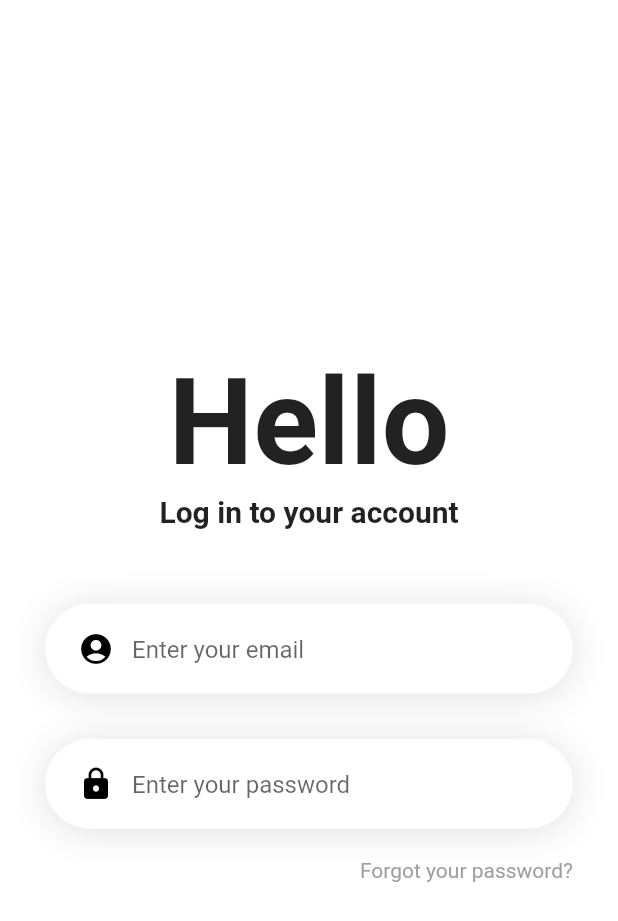
After one commit to nithiwatter/Flutter_Playground, a Flutter app: the screen it shows after launch, on a phone screen of 412 x 824 dp. The commit adds this screen. Shown: the top 921 px of the screen. Run offline on Flutter 3.47's test engine with Material 2 defaults, Android fonts, the phone set to English and light mode, and no system bars.

Commit message:
login page

```diff
--- a/lib/main.dart
+++ b/lib/main.dart
@@ -17,7 +17,7 @@ class MyApp extends StatelessWidget {
           primarySwatch: Colors.blue,
           visualDensity: VisualDensity.adaptivePlatformDensity,
           scaffoldBackgroundColor: Palette.scaffold),
-      home: HomeScreen(),
+      home: LoginScreen(),
     );
   }
 }
--- /dev/null
+++ b/lib/screens/login_screen.dart
@@ -0,0 +1,140 @@
+import 'package:flutter/material.dart';
+
+class LoginScreen extends StatefulWidget {
+  @override
+  _LoginScreenState createState() => _LoginScreenState();
+}
+
+class _LoginScreenState extends State<LoginScreen> {
+  Widget _buildTitle() {
+    return Container(
+      margin: const EdgeInsets.only(bottom: 50),
+      child: Column(
+        // mainAxisAlignment: MainAxisAlignment.center,
+        children: [
+          Text(
+            'Hello',
+            style: const TextStyle(fontSize: 80, fontWeight: FontWeight.bold),
+          ),
+          Text('Log in to your account',
+              style: const TextStyle(fontSize: 20, fontWeight: FontWeight.bold))
+        ],
+      ),
+    );
+  }
+
+  Widget _emailField() {
+    return Padding(
+      padding: const EdgeInsets.symmetric(horizontal: 30),
+      child: Container(
+        padding: const EdgeInsets.symmetric(horizontal: 10),
+        alignment: Alignment.centerLeft,
+        decoration: BoxDecoration(
+          color: Colors.white,
+          borderRadius: BorderRadius.circular(30.0),
+          boxShadow: [
+            BoxShadow(
+              color: Colors.black12,
+              blurRadius: 20,
+              offset: Offset(0, 2),
+            ),
+          ],
+        ),
+        height: 60.0,
+        child: TextField(
+          keyboardType: TextInputType.emailAddress,
+          style: TextStyle(
+            color: Colors.black,
+          ),
+          decoration: InputDecoration(
+            contentPadding: const EdgeInsets.only(top: 15),
+            border: InputBorder.none,
+            prefixIcon: Icon(
+              Icons.account_circle,
+              color: Colors.black,
+            ),
+            hintText: 'Enter your email',
+          ),
+        ),
+      ),
+    );
+  }
+
+  Widget _passwordField() {
+    return Padding(
+      padding: const EdgeInsets.symmetric(horizontal: 30),
+      child: Container(
+        padding: const EdgeInsets.symmetric(horizontal: 10),
+        alignment: Alignment.centerLeft,
+        decoration: BoxDecoration(
+          color: Colors.white,
+          borderRadius: BorderRadius.circular(30),
+          boxShadow: [
+            BoxShadow(
+              color: Colors.black12,
+              blurRadius: 20,
+              offset: Offset(0, 2),
+            ),
+          ],
+        ),
+        height: 60.0,
+        child: TextField(
+          obscureText: true,
+          style: TextStyle(
+            color: Colors.black,
+          ),
+          decoration: InputDecoration(
+            contentPadding: const EdgeInsets.only(top: 15),
+            border: InputBorder.none,
+            prefixIcon: Icon(
+              Icons.lock,
+              color: Colors.black,
+            ),
+            hintText: 'Enter your password',
+          ),
+        ),
+      ),
+    );
+  }
+
+  Widget _forgotYourPassword() {
+    return Padding(
+      padding: const EdgeInsets.symmetric(horizontal: 30),
+      child: Align(
+        alignment: Alignment.centerRight,
+        child: Text('Forgot your password?',
+            style: TextStyle(
+              color: Colors.grey,
+            )),
+      ),
+    );
+  }
+
+  @override
+  Widget build(BuildContext context) {
+    return Scaffold(
+      body: Center(
+        child: Container(
+          height: double.infinity,
+          width: double.infinity,
+          color: Colors.white,
+          child: Column(
+            mainAxisAlignment: MainAxisAlignment.center,
+            children: [
+              _buildTitle(),
+              _emailField(),
+              SizedBox(
+                height: 30,
+              ),
+              _passwordField(),
+              SizedBox(
+                height: 20,
+              ),
+              _forgotYourPassword()
+            ],
+          ),
+        ),
+      ),
+    );
+  }
+}
--- a/lib/screens/screens.dart
+++ b/lib/screens/screens.dart
@@ -1 +1,2 @@
 export 'home_screen.dart';
+export 'login_screen.dart';
```
